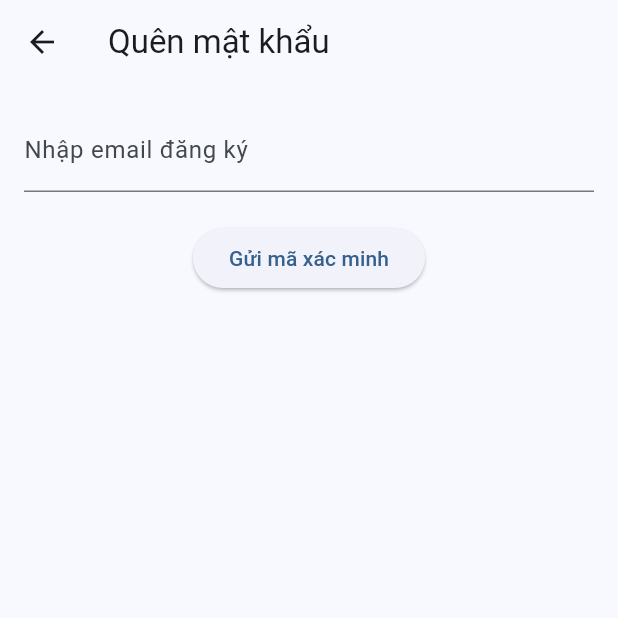
After one commit to Pvt25072004/Schedule-a-medical-examination, a Flutter app: the ForgotPasswordScreen screen opened directly, on a phone screen of 412 x 824 dp, the top half of it. The commit adds this screen. Run offline on Flutter 3.47's test engine with Material 3 defaults, Android fonts, the phone set to English and light mode, and no system bars; our stand-ins replace firebase_auth, firebase_core, firebase_database, firebase_messaging, google_sign_in, lottie; accounts and stored records are empty; statements that could not run were skipped.

Commit message:
Logic resetpassword + UI

```diff
--- a/Mobile/Mobile_Android/lib/service/auth_service.dart
+++ b/Mobile/Mobile_Android/lib/service/auth_service.dart
@@ -216,6 +216,9 @@ class AuthService {
     }
   }
 
+  /// ---------------- PassWord --------------
+
+
   /// ---------------- Logout ----------------
   Future<void> signOut() async {
     await _googleSignIn.signOut();
--- /dev/null
+++ b/Mobile/Mobile_Android/lib/subscreens/password/emailforpass.dart
@@ -0,0 +1,77 @@
+// ForgotPasswordScreen.dart
+import 'dart:convert';
+
+import 'package:clinic_booking_system/subscreens/password/setpass.dart';
+import 'package:flutter/material.dart';
+import 'package:http/http.dart' as http;
+
+class ForgotPasswordScreen extends StatefulWidget {
+  const ForgotPasswordScreen({Key? key}) : super(key: key);
+
+  @override
+  State<ForgotPasswordScreen> createState() => _ForgotPasswordScreenState();
+}
+
+class _ForgotPasswordScreenState extends State<ForgotPasswordScreen> {
+  final TextEditingController _emailController = TextEditingController();
+  bool _loading = false;
+
+  void _sendOtp() async {
+    final email = _emailController.text.trim();
+    if (email.isEmpty ||
+        !RegExp(r'^[\w-\.]+@([\w-]+\.)+[\w-]{2,4}$').hasMatch(email)) {
+      ScaffoldMessenger.of(context).showSnackBar(
+        const SnackBar(content: Text("Email không hợp lệ")),
+      );
+      return;
+    }
+
+    setState(() => _loading = true);
+    final url = Uri.parse("http://192.168.1.23:3000/api/auth/request-reset");
+    final resp = await http.post(
+      url,
+      headers: {"Content-Type": "application/json"},
+      body: jsonEncode({"email": email}),
+    );
+    setState(() => _loading = false);
+
+    if (resp.statusCode == 200) {
+      Navigator.push(
+        context,
+        MaterialPageRoute(builder: (_) => OtpAndResetScreen(email: email)),
+      );
+    } else {
+      final body = jsonDecode(resp.body);
+      ScaffoldMessenger.of(context).showSnackBar(
+        SnackBar(content: Text(body["message"] ?? "Lỗi gửi OTP")),
+      );
+    }
+  }
+
+  @override
+  Widget build(BuildContext context) {
+    return Scaffold(
+      appBar: AppBar(title: const Text("Quên mật khẩu")),
+      body: Padding(
+        padding: const EdgeInsets.all(16),
+        child: Column(
+          children: [
+            TextField(
+              controller: _emailController,
+              keyboardType: TextInputType.emailAddress,
+              decoration:
+                  const InputDecoration(labelText: "Nhập email đăng ký"),
+            ),
+            const SizedBox(height: 20),
+            _loading
+                ? const CircularProgressIndicator()
+                : ElevatedButton(
+                    onPressed: _sendOtp,
+                    child: const Text("Gửi mã xác minh"),
+                  ),
+          ],
+        ),
+      ),
+    );
+  }
+}
```
Also changed, not shown: Mobile/Mobile_Android/lib/subscreens/password/setpass.dart (added, +106 -0 lines), Mobile/Mobile_Android/lib/welcome/loginscreen.dart (+95 -52 lines), 8 other files.
